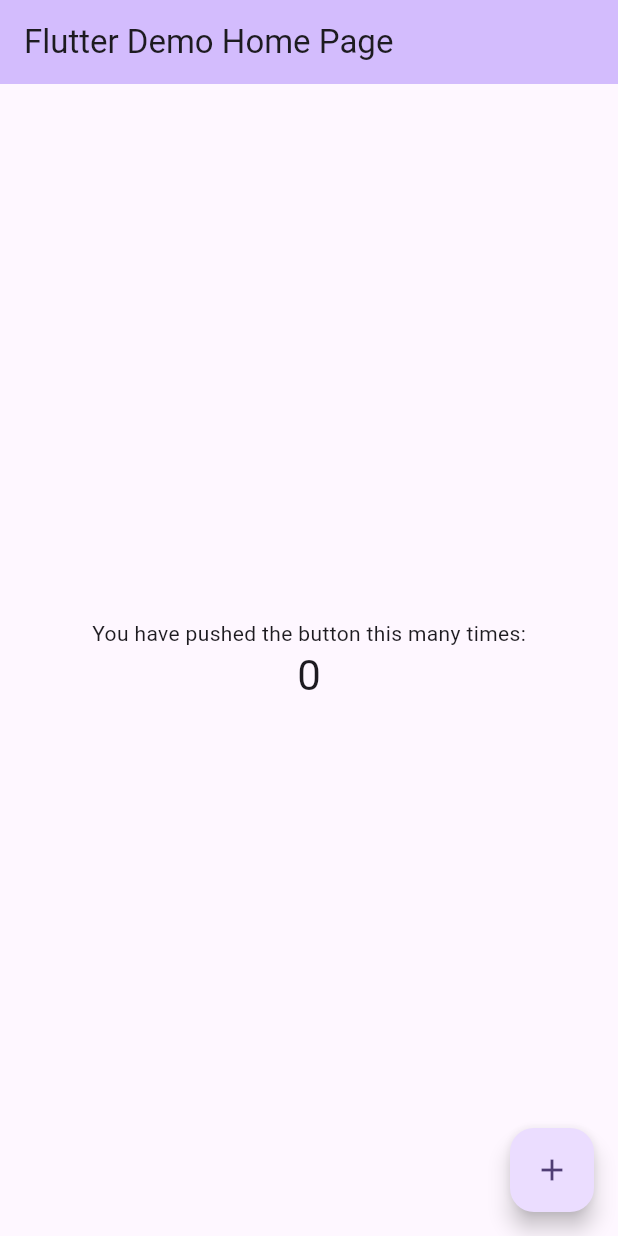
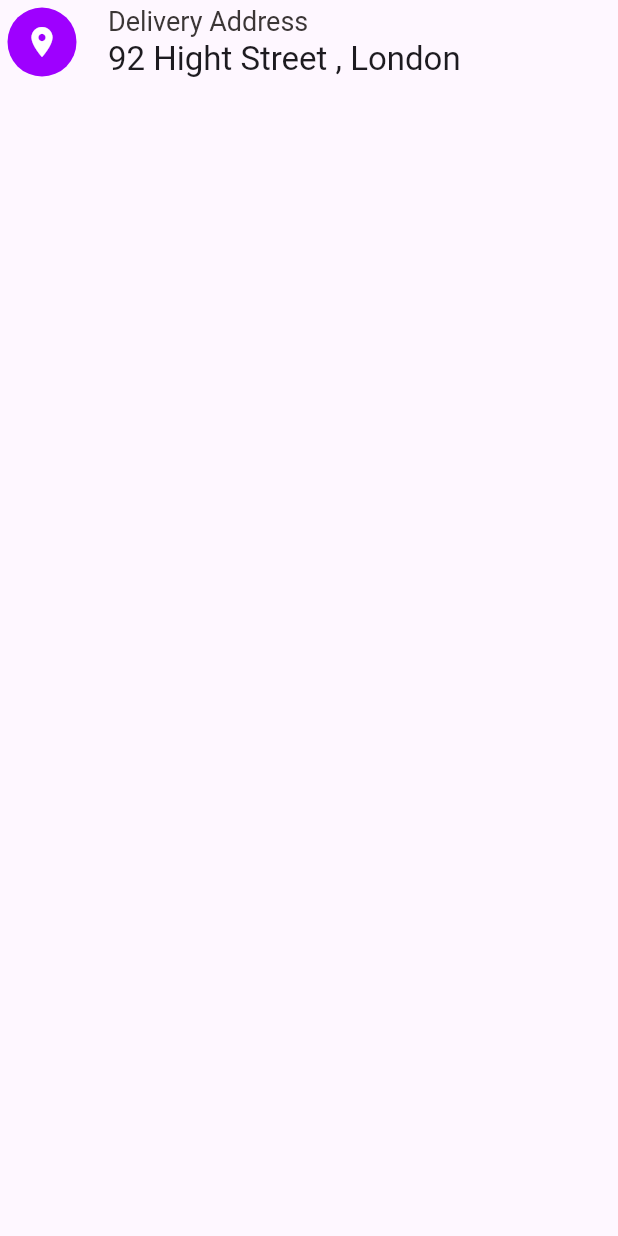
Before and after one commit to AroshanaDissanayaka/flutter_grocery_app, a Flutter app: the screen it shows after launch, on a phone screen of 412 x 824 dp. Run offline on Flutter 3.47's test engine with Material 3 defaults, Android fonts, the phone set to English and light mode, and no system bars.

Commit message:
Completed AppBar

```diff
--- /dev/null
+++ b/lib/Pages/home_page.dart
@@ -0,0 +1,43 @@
+import 'package:flutter/material.dart';
+
+class HomePage extends StatelessWidget {
+  const HomePage({super.key});
+
+  @override
+  Widget build(BuildContext context) {
+    return Scaffold(
+      appBar: AppBar(
+        leading: Padding(
+          padding: const EdgeInsets.all(5.0),
+          child: Container(
+            height: 30,
+            width: 30,
+            decoration: BoxDecoration(
+              borderRadius: BorderRadius.circular(100),
+              color: const Color(0xff9E00FF),
+            ),
+            child: const Center(
+              child: Icon(Icons.location_on,
+              color: Colors.white,),
+            ),
+          ),
+
+
+        ),
+
+        title: const Column(
+          crossAxisAlignment: CrossAxisAlignment.start,
+          children: [
+            Text("Delivery Address",style: TextStyle(
+              color: Color(0xff3B3636),
+              fontSize: 18  ,
+
+            ),),
+
+            Text("92 Hight Street , London ")
+          ],
+        ),
+      ),
+    );
+  }
+}
--- a/lib/main.dart
+++ b/lib/main.dart
@@ -1,125 +1,20 @@
 import 'package:flutter/material.dart';
+import 'package:flutter_grocery_app/Pages/home_page.dart';
 
 void main() {
   runApp(const MyApp());
 }
 
+
 class MyApp extends StatelessWidget {
   const MyApp({super.key});
 
-  // This widget is the root of your application.
   @override
   Widget build(BuildContext context) {
-    return MaterialApp(
-      title: 'Flutter Demo',
-      theme: ThemeData(
-        // This is the theme of your application.
-        //
-        // TRY THIS: Try running your application with "flutter run". You'll see
-        // the application has a purple toolbar. Then, without quitting the app,
-        // try changing the seedColor in the colorScheme below to Colors.green
-        // and then invoke "hot reload" (save your changes or press the "hot
-        // reload" button in a Flutter-supported IDE, or press "r" if you used
-        // the command line to start the app).
-        //
-        // Notice that the counter didn't reset back to zero; the application
-        // state is not lost during the reload. To reset the state, use hot
-        // restart instead.
-        //
-        // This works for code too, not just values: Most code changes can be
-        // tested with just a hot reload.
-        colorScheme: ColorScheme.fromSeed(seedColor: Colors.deepPurple),
-        useMaterial3: true,
-      ),
-      home: const MyHomePage(title: 'Flutter Demo Home Page'),
+    return  const MaterialApp(
+      debugShowCheckedModeBanner: false,
+      title: "Flutter Grocery App",
+      home: HomePage(),
     );
   }
 }
-
-class MyHomePage extends StatefulWidget {
-  const MyHomePage({super.key, required this.title});
-
-  // This widget is the home page of your application. It is stateful, meaning
-  // that it has a State object (defined below) that contains fields that affect
-  // how it looks.
-
-  // This class is the configuration for the state. It holds the values (in this
-  // case the title) provided by the parent (in this case the App widget) and
-  // used by the build method of the State. Fields in a Widget subclass are
-  // always marked "final".
-
-  final String title;
-
-  @override
-  State<MyHomePage> createState() => _MyHomePageState();
-}
-
-class _MyHomePageState extends State<MyHomePage> {
-  int _counter = 0;
-
-  void _incrementCounter() {
-    setState(() {
-      // This call to setState tells the Flutter framework that something has
-      // changed in this State, which causes it to rerun the build method below
-      // so that the display can reflect the updated values. If we changed
-      // _counter without calling setState(), then the build method would not be
-      // called again, and so nothing would appear to happen.
-      _counter++;
-    });
-  }
-
-  @override
-  Widget build(BuildContext context) {
-    // This method is rerun every time setState is called, for instance as done
-    // by the _incrementCounter method above.
-    //
-    // The Flutter framework has been optimized to make rerunning build methods
-    // fast, so that you can just rebuild anything that needs updating rather
-    // than having to individually change instances of widgets.
-    return Scaffold(
-      appBar: AppBar(
-        // TRY THIS: Try changing the color here to a specific color (to
-        // Colors.amber, perhaps?) and trigger a hot reload to see the AppBar
-        // change color while the other colors stay the same.
-        backgroundColor: Theme.of(context).colorScheme.inversePrimary,
-        // Here we take the value from the MyHomePage object that was created by
-        // the App.build method, and use it to set our appbar title.
-        title: Text(widget.title),
-      ),
-      body: Center(
-        // Center is a layout widget. It takes a single child and positions it
-        // in the middle of the parent.
-        child: Column(
-          // Column is also a layout widget. It takes a list of children and
-          // arranges them vertically. By default, it sizes itself to fit its
-          // children horizontally, and tries to be as tall as its parent.
-          //
-          // Column has various properties to control how it sizes itself and
-          // how it positions its children. Here we use mainAxisAlignment to
-          // center the children vertically; the main axis here is the vertical
-          // axis because Columns are vertical (the cross axis would be
-          // horizontal).
-          //
-          // TRY THIS: Invoke "debug painting" (choose the "Toggle Debug Paint"
-          // action in the IDE, or press "p" in the console), to see the
-          // wireframe for each widget.
-          mainAxisAlignment: MainAxisAlignment.center,
-          children: <Widget>[
-            const Text(
-              'You have pushed the button this many times:',
-            ),
-            Text(
-              '$_counter',
-              style: Theme.of(context).textTheme.headlineMedium,
-            ),
-          ],
-        ),
-      ),
-      floatingActionButton: FloatingActionButton(
-        onPressed: _incrementCounter,
-        tooltip: 'Increment',
-        child: const Icon(Icons.add),
-      ), // This trailing comma makes auto-formatting nicer for build methods.
-    );
-  }
-}
```
